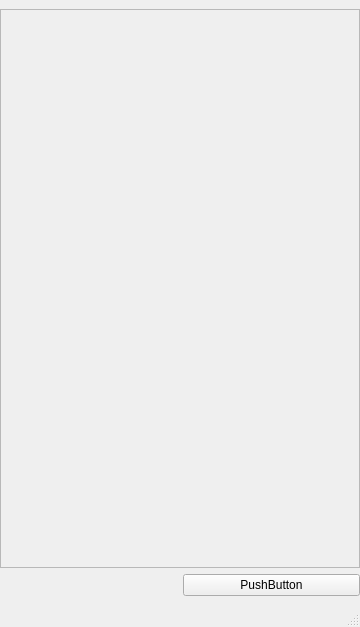
First picture: the form in mainwindow.ui, repository jsjsjs000/imx8mp_qt_ar0521_isp_tool, before the edit.
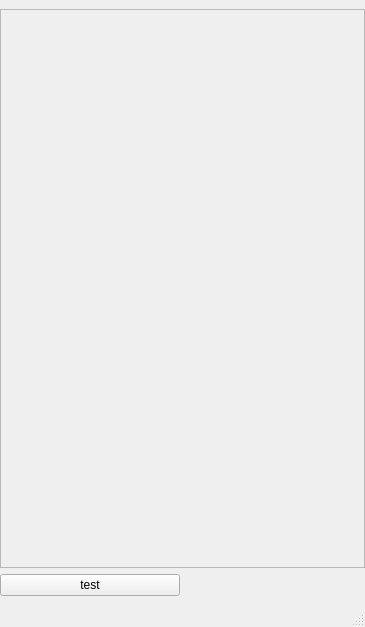
Second picture: the form after the edit.

```diff
--- a/mainwindow.ui
+++ b/mainwindow.ui
@@ -6,7 +6,7 @@
    <rect>
     <x>0</x>
     <y>0</y>
-    <width>360</width>
+    <width>365</width>
     <height>627</height>
    </rect>
   </property>
@@ -21,13 +21,6 @@
     <property name="rightMargin">
      <number>0</number>
     </property>
-    <item row="1" column="1">
-     <widget class="QPushButton" name="pushButton">
-      <property name="text">
-       <string>PushButton</string>
-      </property>
-     </widget>
-    </item>
     <item row="0" column="0" colspan="2">
      <widget class="QScrollArea" name="scrollArea">
       <property name="widgetResizable">
@@ -38,7 +31,7 @@
         <rect>
          <x>0</x>
          <y>0</y>
-         <width>358</width>
+         <width>363</width>
          <height>532</height>
         </rect>
        </property>
@@ -72,6 +65,13 @@
       </widget>
      </widget>
     </item>
+    <item row="1" column="0">
+     <widget class="QPushButton" name="pushButton">
+      <property name="text">
+       <string>test</string>
+      </property>
+     </widget>
+    </item>
    </layout>
   </widget>
   <widget class="QMenuBar" name="menubar">
```
Left out of the diff: 2 changed lines with no effect on the pictures.
